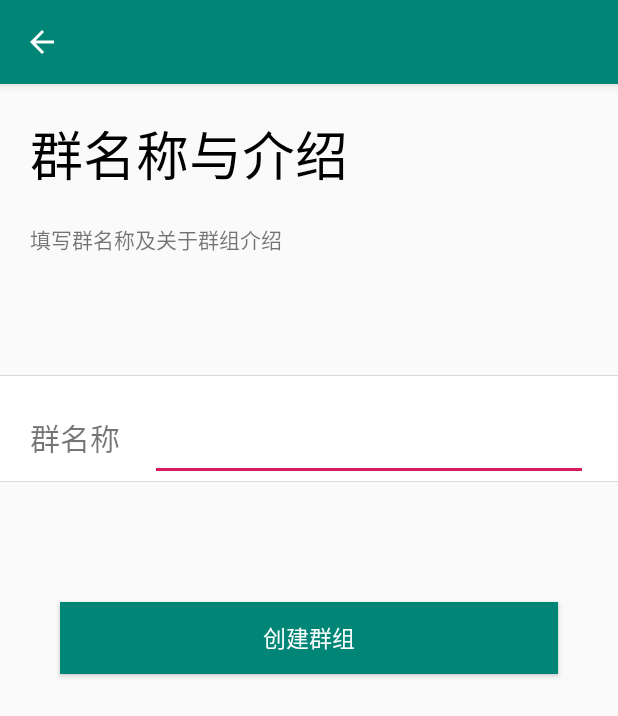
After one commit to wangxuanx/Application, an Android app: the CreateGroupActivity screen opened directly, with no data from a screen before it, on a phone screen of 412 x 824 dp. The commit adds this screen. Shown: the top 716 px of the screen. Run offline under Robolectric (Android 15) with nearby library versions, the phone set to English and light mode, and no system bars.

Commit message:
在线创建群组功能实现

```diff
--- a/app/src/main/AndroidManifest.xml
+++ b/app/src/main/AndroidManifest.xml
@@ -20,8 +20,11 @@
         android:label="@string/app_name"
         android:theme="@style/AppTheme"
         android:usesCleartextTraffic="true">
-        <activity android:name=".ui.home.AddGroupActivity"
+        <activity android:name=".ui.home.CreateGroupActivity"
             android:parentActivityName=".MainActivity"></activity>
+        <activity
+            android:name=".ui.home.AddGroupActivity"
+            android:parentActivityName=".MainActivity" />
         <activity
             android:name=".ui.Group.ShareGroup"
             android:parentActivityName=".ui.Group.GroupActivity" />
--- /dev/null
+++ b/app/src/main/java/com/example/application/ui/home/CreateGroupActivity.java
@@ -0,0 +1,59 @@
+package com.example.application.ui.home;
+
+import androidx.appcompat.app.AppCompatActivity;
+
+import android.os.Bundle;
+import android.view.View;
+import android.widget.Button;
+import android.widget.EditText;
+import android.widget.Toast;
+
+import com.example.application.R;
+import com.example.application.http.HttpsUtil;
+import com.example.application.http.SharedPrefUtil;
+
+public class CreateGroupActivity extends AppCompatActivity {
+    private EditText editText;
+    private Button button;
+
+    @Override
+    protected void onCreate(Bundle savedInstanceState) {
+        super.onCreate(savedInstanceState);
+        setContentView(R.layout.activity_creat_group);
+
+        setTitle("");
+
+        init();
+
+        String groupName = editText.getText().toString().trim();        //获取建立的群组名称
+        String userName = SharedPrefUtil.getUserName(this);
+
+        button.setOnClickListener(new View.OnClickListener() {          //创建群组
+            @Override
+            public void onClick(View view) {
+                String url = "https://120.26.172.16:8443/AndroidTest/CreatGroup?groupName="+groupName+"&creatUser="+userName;
+                HttpsUtil.getInstance().get(url, new HttpsUtil.OnRequestCallBack() {
+                    @Override
+                    public void onSuccess(String s) {
+                        System.out.println(s);
+                        if(s.equals("success register")){        //群组创建成功
+
+                        } else if(s.equals("group already exist!")){         //群组名已经存在
+                            Toast.makeText(CreateGroupActivity.this, "该群组已经存在！！！", Toast.LENGTH_SHORT).show();
+                        }
+                    }
+
+                    @Override
+                    public void onFail(Exception e) {
+
+                    }
+                });
+            }
+        });
+    }
+
+    private void init(){
+        editText = findViewById(R.id.create_group_name);
+        button = findViewById(R.id.create_group_button);
+    }
+}
--- a/app/src/main/java/com/example/application/ui/home/HomeFragment.java
+++ b/app/src/main/java/com/example/application/ui/home/HomeFragment.java
@@ -64,6 +64,7 @@ public class HomeFragment extends Fragment {
         GroupList.add(group);
 
         groupAdapter = new GroupAdapter(getContext(), R.layout.group_item, GroupList);
+        groupAdapter.notifyDataSetChanged();
         listView.setAdapter(groupAdapter);
 
         listView.setOnItemClickListener(new AdapterView.OnItemClickListener() {       //点击事件
@@ -88,7 +89,9 @@ public class HomeFragment extends Fragment {
                 initList();
 
                 if(GroupList.size() != 0){
+
                     groupAdapter = new GroupAdapter(getContext(), R.layout.group_item, GroupList);
+                    groupAdapter.notifyDataSetChanged();
                     listView.setAdapter(groupAdapter);
                     swipeRefreshLayout.setRefreshing(false);
                 }
@@ -122,8 +125,9 @@ public class HomeFragment extends Fragment {
                 Intent intent = new Intent(getActivity(), SearchGroupActivity.class);
                 startActivityForResult(intent, SEARCH);
                 break;
-            case R.id.face_to_face:            //面对面建群
-                Toast.makeText(getContext(), "面对面", Toast.LENGTH_SHORT).show();
+            case R.id.face_to_face:            //建群
+                Intent intent1 = new Intent(getActivity(), CreateGroupActivity.class);
+                startActivity(intent1);
                 break;
         }
 
--- /dev/null
+++ b/app/src/main/res/layout/activity_creat_group.xml
@@ -0,0 +1,67 @@
+<?xml version="1.0" encoding="utf-8"?>
+<LinearLayout xmlns:android="http://schemas.android.com/apk/res/android"
+    xmlns:app="http://schemas.android.com/apk/res-auto"
+    xmlns:tools="http://schemas.android.com/tools"
+    android:layout_width="match_parent"
+    android:layout_height="match_parent"
+    android:orientation="vertical"
+    tools:context=".ui.home.CreateGroupActivity">
+
+    <TextView
+        android:layout_width="wrap_content"
+        android:layout_height="wrap_content"
+        android:layout_margin="20dp"
+        android:text="群名称与介绍"
+        android:textSize="35dp"
+        android:textColor="#000"/>
+
+    <TextView
+        android:layout_width="wrap_content"
+        android:layout_height="wrap_content"
+        android:layout_marginLeft="20dp"
+        android:text="填写群名称及关于群组介绍"/>
+
+    <View
+        android:layout_width="match_parent"
+        android:layout_height="0.5dp"
+        android:layout_marginTop="80dp"
+        android:background="#d9d9d9" />
+
+    <LinearLayout
+        android:layout_width="match_parent"
+        android:layout_height="wrap_content"
+        android:background="#fff"
+        android:orientation="horizontal">
+
+        <TextView
+            android:layout_width="wrap_content"
+            android:layout_height="wrap_content"
+            android:layout_margin="20dp"
+            android:text="群名称"
+            android:textSize="20dp"/>
+
+        <EditText
+            android:id="@+id/create_group_name"
+            android:layout_width="match_parent"
+            android:layout_height="match_parent"
+            android:layout_marginRight="20dp"/>
+    </LinearLayout>
+
+
+    <View
+        android:layout_width="match_parent"
+        android:layout_height="0.5dp"
+        android:background="#d9d9d9" />
+
+    <Button
+        android:id="@+id/create_group_button"
+        android:layout_width="match_parent"
+        android:layout_height="wrap_content"
+        android:layout_marginTop="80dp"
+        android:layout_marginLeft="40dp"
+        android:layout_marginRight="40dp"
+        android:text="创建群组"
+        android:textColor="#fff"
+        android:textSize="15dp"
+        android:background="@color/colorPrimary"/>
+</LinearLayout>
--- a/app/src/main/res/menu/home_menu.xml
+++ b/app/src/main/res/menu/home_menu.xml
@@ -13,5 +13,5 @@
     <item
         android:id="@+id/face_to_face"
         android:icon="@drawable/ic_account_circle_black_24dp"
-        android:title="面对面建群"/>
+        android:title="创建群聊"/>
 </menu>
```
